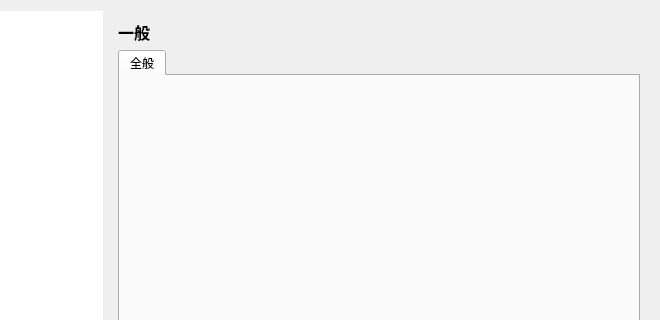
The window that src/AutoBatchRunner/dialog/optiondialog.ui (karakirimu/AutoBatchTools) describes before a commit, drawn with Qt 5; both pictures show x 88 to 748 and y 0 to 320 of the 748 by 480 pixel window.
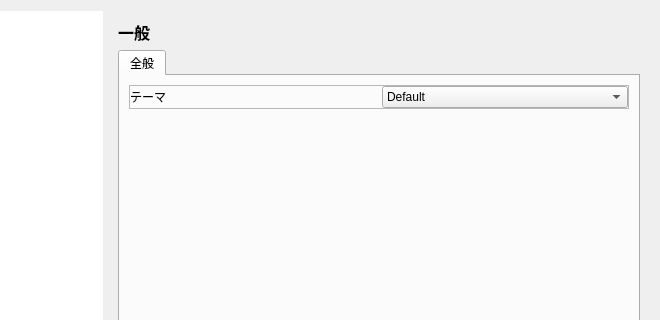
The same window after the commit. Icons and pictures are not drawn. Custom widgets are drawn as their Qt base class.

The edit to the form file:
```diff
--- a/src/AutoBatchRunner/dialog/optiondialog.ui
+++ b/src/AutoBatchRunner/dialog/optiondialog.ui
@@ -154,6 +154,71 @@
                  <attribute name="title">
                   <string>全般</string>
                  </attribute>
+                 <layout class="QVBoxLayout" name="verticalLayout_5">
+                  <item>
+                   <widget class="QFrame" name="frame_8">
+                    <property name="frameShape">
+                     <enum>QFrame::StyledPanel</enum>
+                    </property>
+                    <property name="frameShadow">
+                     <enum>QFrame::Raised</enum>
+                    </property>
+                    <layout class="QHBoxLayout" name="horizontalLayout_6">
+                     <property name="leftMargin">
+                      <number>0</number>
+                     </property>
+                     <property name="topMargin">
+                      <number>0</number>
+                     </property>
+                     <property name="rightMargin">
+                      <number>0</number>
+                     </property>
+                     <property name="bottomMargin">
+                      <number>0</number>
+                     </property>
+                     <item>
+                      <widget class="QLabel" name="label_9">
+                       <property name="text">
+                        <string>テーマ</string>
+                       </property>
+                      </widget>
+                     </item>
+                     <item>
+                      <widget class="QComboBox" name="themeComboBox">
+                       <item>
+                        <property name="text">
+                         <string>Default</string>
+                        </property>
+                       </item>
+                       <item>
+                        <property name="text">
+                         <string>Light</string>
+                        </property>
+                       </item>
+                       <item>
+                        <property name="text">
+                         <string>Dark</string>
+                        </property>
+                       </item>
+                      </widget>
+                     </item>
+                    </layout>
+                   </widget>
+                  </item>
+                  <item>
+                   <spacer name="verticalSpacer">
+                    <property name="orientation">
+                     <enum>Qt::Vertical</enum>
+                    </property>
+                    <property name="sizeHint" stdset="0">
+                     <size>
+                      <width>20</width>
+                      <height>40</height>
+                     </size>
+                    </property>
+                   </spacer>
+                  </item>
+                 </layout>
                 </widget>
                </widget>
               </item>
@@ -667,16 +732,16 @@
    <extends>QTableWidget</extends>
    <header>../searchtable/searchtable.h</header>
   </customwidget>
-  <customwidget>
-   <class>ProfileTable</class>
-   <extends>QTableWidget</extends>
-   <header>profiletable.h</header>
-  </customwidget>
   <customwidget>
    <class>ExtraFunctionsTable</class>
    <extends>QTableWidget</extends>
    <header>../extrafunctionstable/extrafunctionstable.h</header>
   </customwidget>
+  <customwidget>
+   <class>ProfileTable</class>
+   <extends>QTableWidget</extends>
+   <header>profiletable.h</header>
+  </customwidget>
  </customwidgets>
  <resources>
   <include location="../../../res/resources.qrc"/>
```
